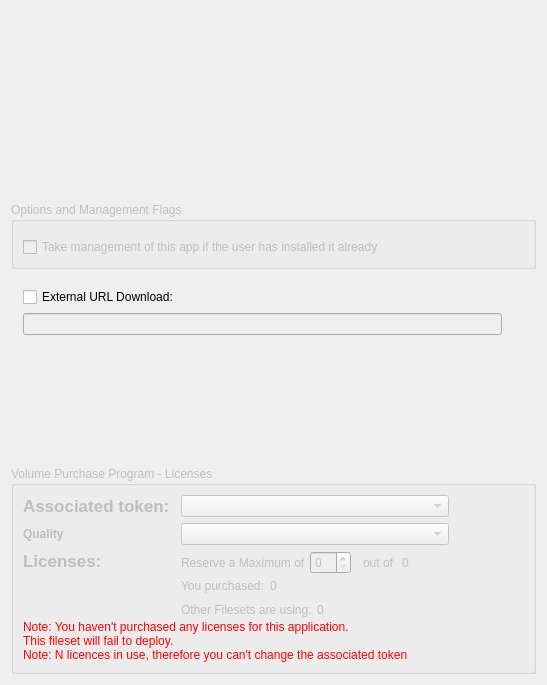
First picture: the form in FWAdminLib/IOSAppDetailsTab.ui, repository fw-dev/translations, before the edit.
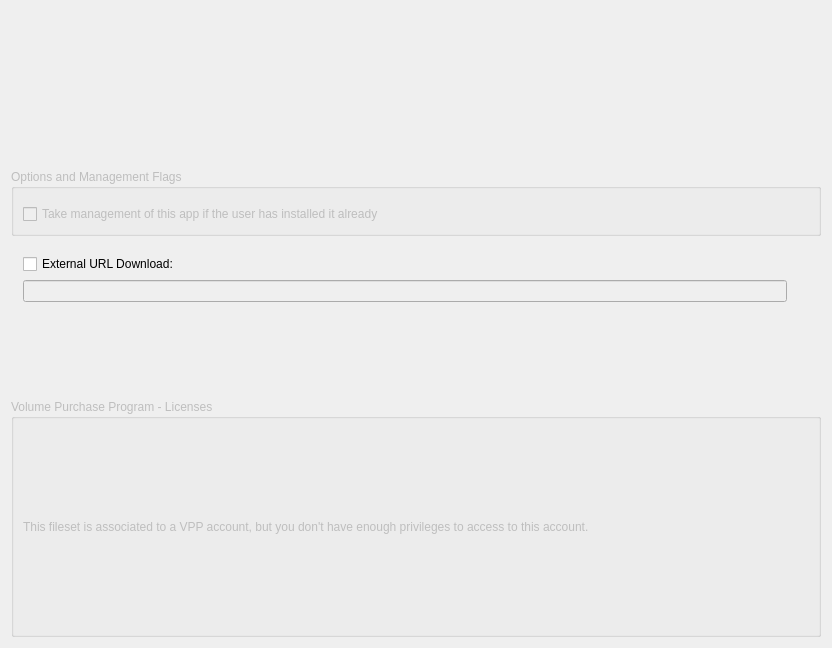
Second picture: the form after the edit. The open tabs and pages were chosen to show the change. Custom widgets are drawn as their Qt base class.

The edit to the form file:
```diff
--- a/FWAdminLib/IOSAppDetailsTab.ui
+++ b/FWAdminLib/IOSAppDetailsTab.ui
@@ -6,12 +6,12 @@
    <rect>
     <x>0</x>
     <y>0</y>
-    <width>547</width>
-    <height>685</height>
+    <width>832</width>
+    <height>648</height>
    </rect>
   </property>
-  <layout class="QVBoxLayout" name="verticalLayout_6" stretch="0,0,0,0,0">
-   <item>
+  <layout class="QGridLayout" name="gridLayout_2">
+   <item row="0" column="0">
     <layout class="QHBoxLayout" name="horizontalLayout_2" stretch="0,0,1">
      <item>
       <layout class="QVBoxLayout" name="verticalLayout_4">
@@ -222,7 +222,7 @@
      </item>
     </layout>
    </item>
-   <item>
+   <item row="1" column="0">
     <layout class="QFormLayout" name="infoLayout">
      <property name="fieldGrowthPolicy">
       <enum>QFormLayout::FieldsStayAtSizeHint</enum>
@@ -232,7 +232,7 @@
      </property>
     </layout>
    </item>
-   <item>
+   <item row="2" column="0">
     <layout class="QHBoxLayout" name="horizontalLayout_8">
      <item>
       <widget class="QGroupBox" name="managementFlagsGroup">
@@ -279,7 +279,7 @@
      </item>
     </layout>
    </item>
-   <item>
+   <item row="3" column="0">
     <widget class="QWidget" name="externalUrlGroup" native="true">
      <layout class="QGridLayout" name="gridLayout">
       <property name="leftMargin">
@@ -344,7 +344,7 @@
      </layout>
     </widget>
    </item>
-   <item>
+   <item row="4" column="0">
     <widget class="QGroupBox" name="vppGroupBox">
      <property name="enabled">
       <bool>false</bool>
@@ -352,11 +352,25 @@
      <property name="title">
       <string>Volume Purchase Program - Licenses</string>
      </property>
+     <layout class="QVBoxLayout" name="verticalLayout_6">
+      <property name="leftMargin">
+       <number>0</number>
+      </property>
+      <property name="topMargin">
+       <number>0</number>
+      </property>
+      <property name="rightMargin">
+       <number>0</number>
+      </property>
+      <property name="bottomMargin">
+       <number>0</number>
+      </property>
+      <item>
+       <widget class="QStackedWidget" name="vppStack">
+        <widget class="QWidget" name="vppPageDefault">
      <layout class="QVBoxLayout" name="verticalLayout_2">
-      <property name="spacing">
-       <number>0</number>
-      </property>
       <item>
+           <widget class="QWidget" name="" native="true">
        <layout class="QGridLayout" name="gridLayout_3">
         <property name="spacing">
          <number>6</number>
@@ -580,6 +594,20 @@
          </layout>
         </item>
        </layout>
+           </widget>
+          </item>
+          <item>
+           <widget class="QLabel" name="vppLicenseInUseHintLabel">
+            <property name="enabled">
+             <bool>false</bool>
+            </property>
+            <property name="styleSheet">
+             <string notr="true">color: red</string>
+            </property>
+            <property name="text">
+             <string>Note: N licences in use, therefore you can't change the associated token</string>
+            </property>
+           </widget>
       </item>
       <item>
        <widget class="QLabel" name="vppTokenWithoutLicenseHintLabel">
@@ -592,17 +620,19 @@
         </property>
        </widget>
       </item>
+         </layout>
+        </widget>
+        <widget class="QWidget" name="vppPageNoAccess">
+         <layout class="QVBoxLayout" name="verticalLayout_9">
       <item>
-       <widget class="QLabel" name="vppLicenseInUseHintLabel">
-        <property name="enabled">
-         <bool>false</bool>
-        </property>
-        <property name="styleSheet">
-         <string notr="true">color: red</string>
-        </property>
+           <widget class="QLabel" name="label_7">
         <property name="text">
-         <string>Note: N licences in use, therefore you can't change the associated token</string>
-        </property>
+             <string>This fileset is associated to a VPP account, but you don't have enough privileges to access to this account.</string>
+            </property>
+           </widget>
+          </item>
+         </layout>
+        </widget>
        </widget>
       </item>
      </layout>
```
Lines whose indentation alone changed are shown as unchanged.
